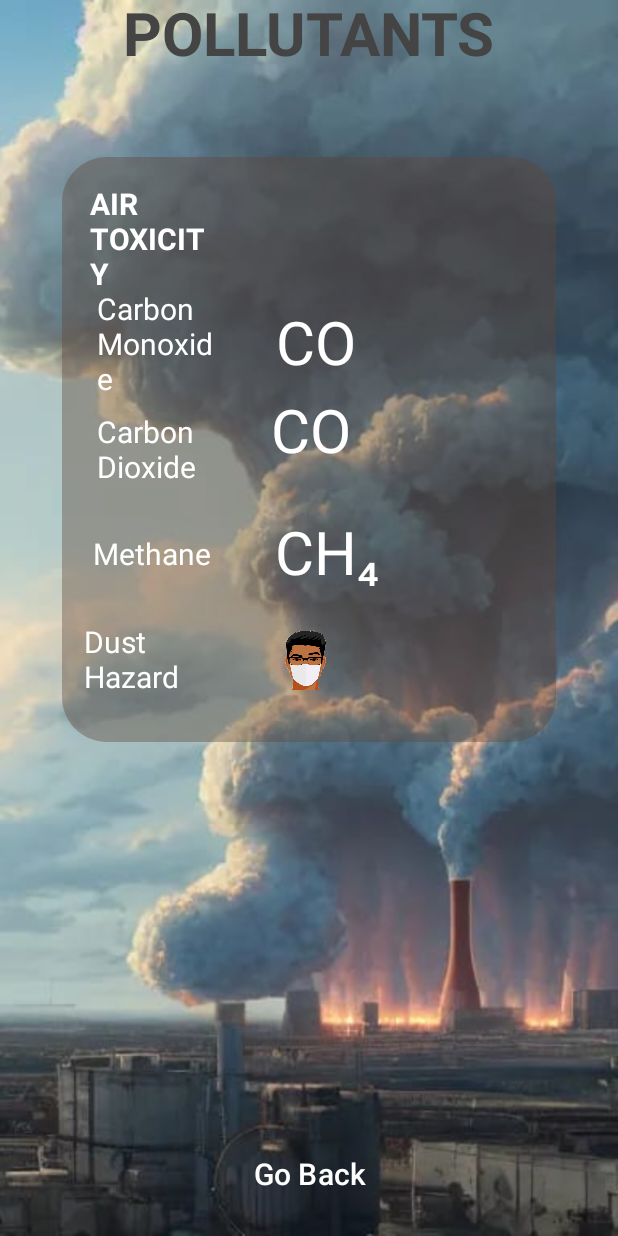
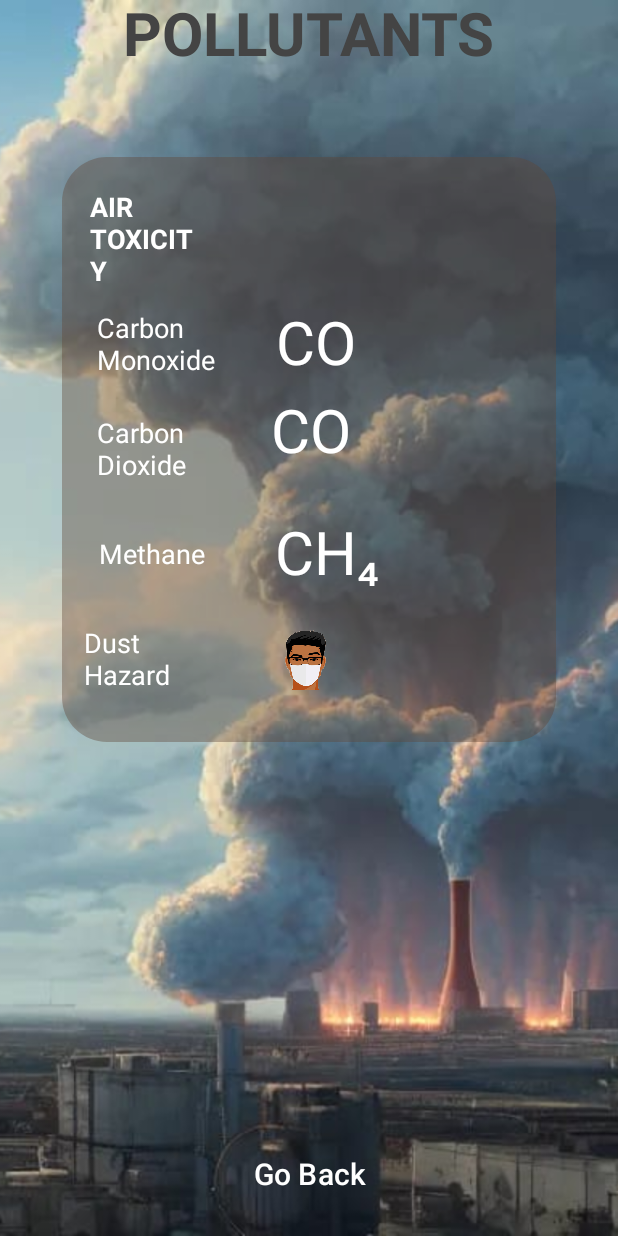
Before and after one commit to s16exe/Febraury, an Android app built with Jetpack Compose: the MicroPollutantsActivity screen opened through its navigation route, on a phone screen of 412 x 824 dp. Run offline under Robolectric (Android 15) with nearby library versions, the phone set to English and light mode, and no system bars.

Commit message:
Update MicroPollutantsActivity.kt

```diff
--- a/app/src/main/java/com/s16/febraury/Screens/Micro/MicroPollutantsActivity.kt
+++ b/app/src/main/java/com/s16/febraury/Screens/Micro/MicroPollutantsActivity.kt
@@ -88,7 +88,7 @@ fun MicroPollutantsActivity(navController: NavHostController) {
                             Text(
                                 text = "AIR TOXICITY",
                                 color = Color.White,
-                                style = TextStyle(fontSize = 20.sp, fontWeight = FontWeight.Bold)
+                                style = TextStyle(fontSize = 18.sp, fontWeight = FontWeight.Bold)
                             )
                         }
                         Box(
@@ -120,7 +120,7 @@ fun MicroPollutantsActivity(navController: NavHostController) {
                             Text(
                                 text = "Carbon Monoxide",
                                 color = Color.White,
-                                style = TextStyle(fontSize = 20.sp)
+                                style = TextStyle(fontSize = 18.sp)
                             )
                         }
                         Box(
@@ -152,7 +152,7 @@ fun MicroPollutantsActivity(navController: NavHostController) {
                             Text(
                                 text = "Carbon Dioxide",
                                 color = Color.White,
-                                style = TextStyle(fontSize = 20.sp)
+                                style = TextStyle(fontSize = 18.sp)
                             )
                         }
                         Box(
@@ -184,7 +184,7 @@ fun MicroPollutantsActivity(navController: NavHostController) {
                             Text(
                                 text = "Methane",
                                 color = Color.White,
-                                style = TextStyle(fontSize = 20.sp)
+                                style = TextStyle(fontSize = 18.sp)
                             )
                         }
                         Box(
@@ -218,7 +218,7 @@ fun MicroPollutantsActivity(navController: NavHostController) {
                             Text(
                                 text = "Dust Hazard",
                                 color = Color.White,
-                                style = TextStyle(fontSize = 20.sp)
+                                style = TextStyle(fontSize = 18.sp)
                             )
                         }
                         Box(
```
